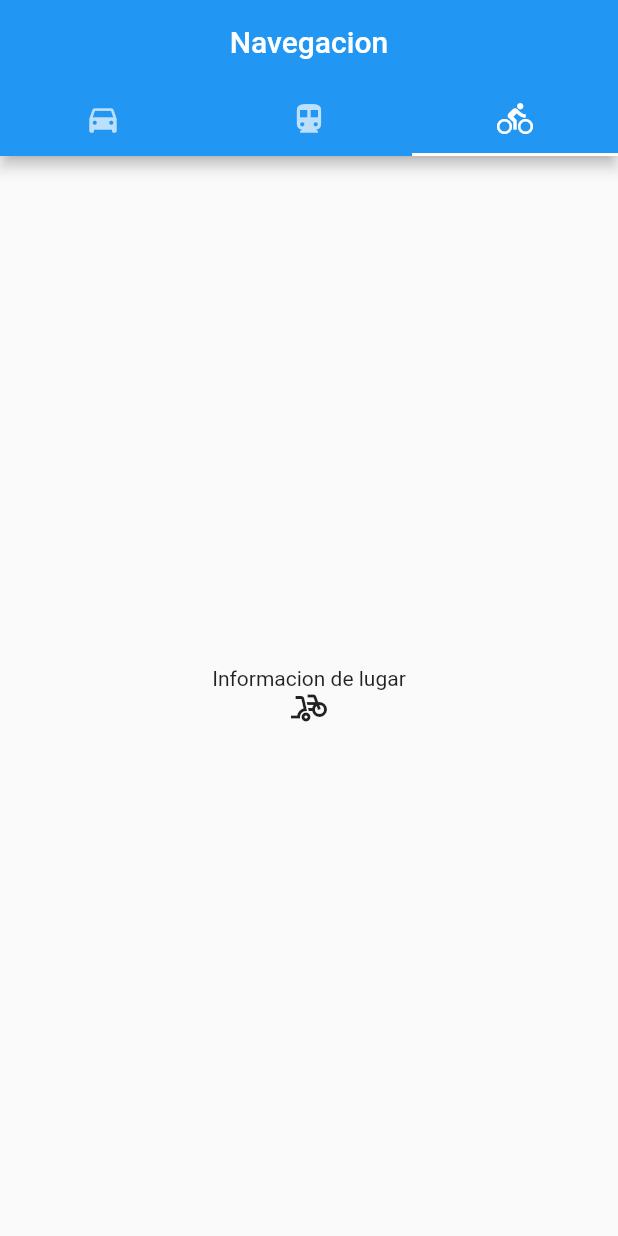
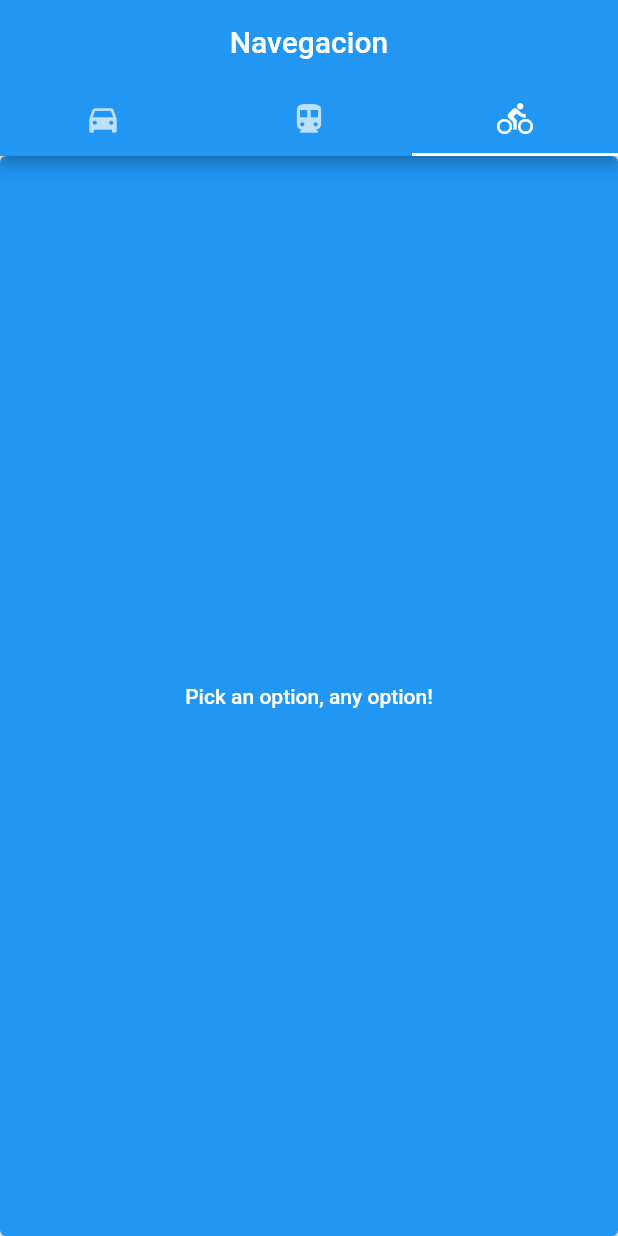
Before and after one commit to Eldershield/Workshop_Navegacion_flutter, a Flutter app: the screen it shows after launch, tab 3 chosen, on a phone screen of 412 x 824 dp. Run offline on Flutter 3.47's test engine with Material 2 defaults, Android fonts, the phone set to English and light mode, and no system bars.

Commit message:
segundo commit con diferentes metodos de navegacion

```diff
--- a/lib/main.dart
+++ b/lib/main.dart
@@ -1,5 +1,5 @@
 import 'package:flutter/material.dart';
-import 'package:flutter_navegacion/src/pages/home.dart';
+import 'package:flutter_navegacion/src/pages/home_page.dart';
 
 void main() => runApp(const MainApp());
 
--- /dev/null
+++ b/lib/src/models/car.dart
@@ -0,0 +1,6 @@
+class Car {
+  final String make;
+  final String model;
+
+  const Car(this.make, this.model);
+}
--- /dev/null
+++ b/lib/src/pages/bicycle/bicycle_page.dart
@@ -0,0 +1,33 @@
+import 'package:flutter/material.dart';
+import 'package:flutter_navegacion/src/pages/bicycle/bicycle_detail_page.dart';
+
+class BicyclePage extends StatefulWidget {
+  const BicyclePage({super.key});
+
+  @override
+  State<BicyclePage> createState() => _BicyclePageState();
+}
+
+class _BicyclePageState extends State<BicyclePage> {
+  @override
+  Widget build(BuildContext context) {
+    return ElevatedButton(
+      onPressed: () {
+        _navigateAndDisplaySelection(context);
+      },
+      child: const Text('Pick an option, any option!'),
+    );
+  }
+
+  Future<void> _navigateAndDisplaySelection(BuildContext context) async {
+    final result = await Navigator.push(
+      context,
+      MaterialPageRoute(builder: (context) => const BicycleDetailPage()),
+    );
+    if (!mounted) return;
+    if (result == null) return;
+    ScaffoldMessenger.of(context)
+      ..removeCurrentSnackBar()
+      ..showSnackBar(SnackBar(content: result));
+  }
+}
--- a/lib/src/pages/direction_page.dart
+++ b/lib/src/pages/direction/direction_page.dart
@@ -1,5 +1,5 @@
 import 'package:flutter/material.dart';
-import 'package:flutter_navegacion/src/pages/direction_detail_page.dart';
+import 'package:flutter_navegacion/src/pages/direction/direction_detail_page.dart';
 
 class DirectionPage extends StatelessWidget {
   const DirectionPage({super.key});
--- a/lib/src/pages/home.dart
+++ b/lib/src/pages/home_page.dart
@@ -1,5 +1,8 @@
 import 'package:flutter/material.dart';
-import 'package:flutter_navegacion/src/pages/direction_page.dart';
+import 'package:flutter_navegacion/src/models/car.dart';
+import 'package:flutter_navegacion/src/pages/bicycle/bicycle_page.dart';
+import 'package:flutter_navegacion/src/pages/car/car_page.dart';
+import 'package:flutter_navegacion/src/pages/direction/direction_page.dart';
 
 class HomePages extends StatelessWidget {
   const HomePages({super.key});
@@ -23,26 +26,20 @@ class HomePages extends StatelessWidget {
         ),
         body: TabBarView(
           children: [
-            _tabCar(),
+            CarPage(
+              cars: List.generate(
+                10,
+                (i) => Car(
+                  'Toyota $i',
+                  'Modelo deportivo $i',
+                ),
+              ),
+            ),
             const DirectionPage(),
-            const Center(
-                child: Column(
-                    mainAxisAlignment: MainAxisAlignment.center,
-                    children: [
-                  Text("Informacion de lugar"),
-                  Icon(Icons.bike_scooter)
-                ])),
+            BicyclePage(),
           ],
         ),
       ),
     );
   }
-
-  Widget _tabCar() {
-    return const Center(
-        child: Column(mainAxisAlignment: MainAxisAlignment.center, children: [
-      Text("Informacion del vehiculo"),
-      Icon(Icons.car_crash)
-    ]));
-  }
 }
```
Also changed, not shown: data/list_cars.json (added, +14 -0 lines), lib/src/pages/bicycle/bicycle_detail_page.dart (added, +39 -0 lines), lib/src/pages/car/car_detail_page.dart (added, +19 -0 lines), lib/src/pages/car/car_page.dart (added, +27 -0 lines), lib/src/pages/direction/direction_detail_page.dart (renamed from lib/src/pages/direction_detail_page.dart).
